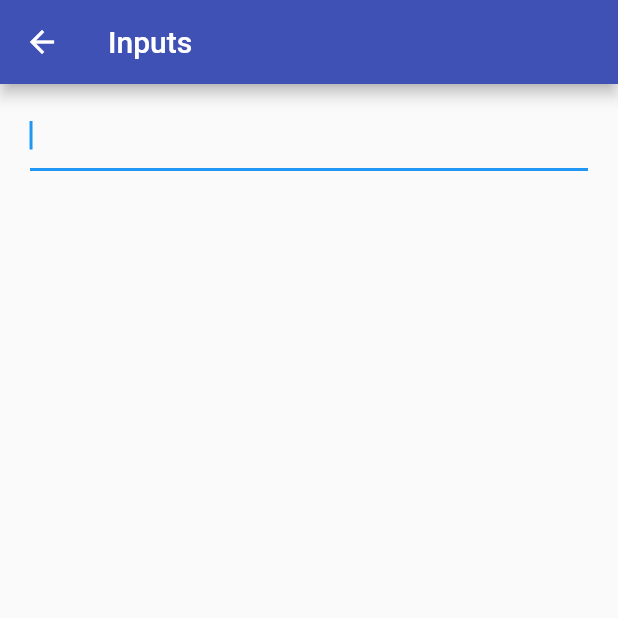
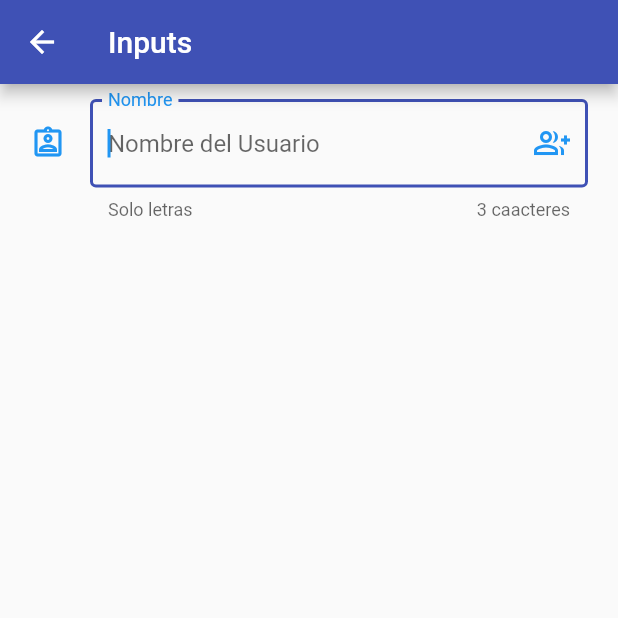
Before and after one commit to joelc24/fl_components, a Flutter app: the InputsScreen screen opened by its route, on a phone screen of 412 x 824 dp, the top half of it. Run offline on Flutter 3.47's test engine with Material 2 defaults, Android fonts, the phone set to English and light mode, and no system bars.

Commit message:
textForm Fields

```diff
--- a/lib/screens/inputs_screen.dart
+++ b/lib/screens/inputs_screen.dart
@@ -21,10 +21,34 @@ class InputsScreen extends StatelessWidget {
                 initialValue: '',
                 textCapitalization: TextCapitalization.words,
                 onChanged: ( value ){
-
-                }
+                  print('value $value');
+                },
+                validator: (value){
+                  if(value == null){
+                    return 'Este Campo es obligatorio';
+                  }
+                  return value.length < 3 ? 'Este Campo debe tener al menos 3 caracteres' : null;
+                },
+                autovalidateMode: AutovalidateMode.onUserInteraction,
+                decoration: const InputDecoration(
+                  focusedBorder: OutlineInputBorder(
+                    borderSide: BorderSide(color: Colors.indigo, width: 2),
+                  ),
+                  hintText: 'Nombre del Usuario',
+                  labelText: 'Nombre',
+                  helperText: 'Solo letras',
+                  counterText: '3 caacteres',
+                  /* prefixIcon: Icon(Icons.person), */
+                  suffixIcon: Icon(Icons.group_add_outlined),
+                  icon: Icon(Icons.assignment_ind_outlined),
+                  border: OutlineInputBorder(
+                    borderRadius: BorderRadius.only(
+                      bottomLeft: Radius.circular(10),
+                      topRight: Radius.circular(10),
+                    ),
+                  )
+              ),
               )
-
             ]
           )
         ),
```
